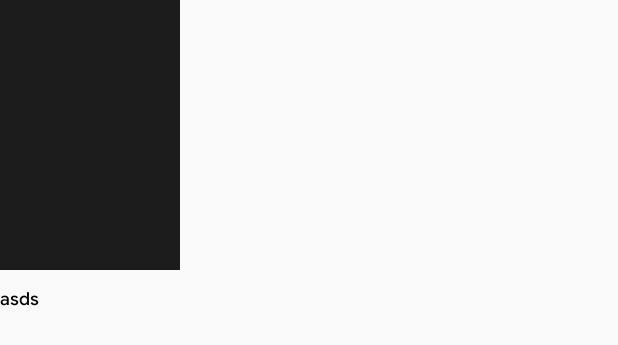
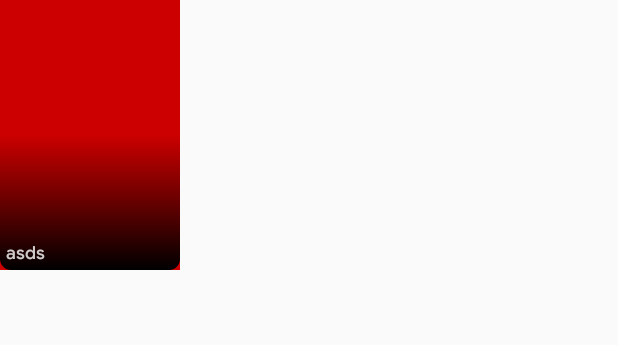
Before and after one commit to mythio/Movii, an Android app: the layout item_movie_similar.xml on its own in the app's theme, with its tools: preview values and no code run, on a phone screen of 412 x 824 dp. Shown: the top 345 px of the screen. Run offline under Robolectric (Android 15) with nearby library versions, the phone set to English and light mode, and no system bars; network calls fail.

```diff
--- /dev/null
+++ b/app/src/main/res/drawable/bg_gradient2.xml
@@ -0,0 +1,14 @@
+<?xml version="1.0" encoding="utf-8"?>
+<shape xmlns:android="http://schemas.android.com/apk/res/android"
+    android:shape="rectangle">
+    <gradient
+        android:angle="90"
+        android:endColor="@color/bg_color_end"
+        android:startColor="@color/bg_color_start"
+        android:type="linear" />
+
+    <corners
+        android:bottomLeftRadius="7dp"
+        android:bottomRightRadius="7dp" />
+
+</shape>
--- a/app/src/main/res/drawable/bg_similar_movies_list.xml
+++ b/app/src/main/res/drawable/bg_similar_movies_list.xml
@@ -1,5 +1,5 @@
 <?xml version="1.0" encoding="utf-8"?>
 <shape xmlns:android="http://schemas.android.com/apk/res/android">
-    <solid android:color="@android:color/white" />
+    <solid android:color="@color/colorAccent" />
     <corners android:radius="8dp" />
 </shape>
--- a/app/src/main/res/layout/item_movie_similar.xml
+++ b/app/src/main/res/layout/item_movie_similar.xml
@@ -4,26 +4,38 @@
     android:layout_height="wrap_content"
     android:orientation="vertical">
 
+    <RelativeLayout
+        android:layout_width="120dp"
+        android:layout_height="180dp">
+
         <ImageView
             android:id="@+id/list_image_movie"
             android:layout_width="120dp"
             android:adjustViewBounds="true"
             android:layout_height="180dp"
-        android:src="@color/colorAccent" />
+            android:src="@android:color/holo_red_dark" />
 
-    <Space
-        android:layout_width="0dp"
-        android:layout_height="12dp" />
+        <ImageView
+            android:layout_width="120dp"
+            android:layout_alignParentBottom="true"
+            android:adjustViewBounds="true"
+            android:layout_height="90dp"
+            android:src="@drawable/bg_gradient2" />
 
         <TextView
             android:id="@+id/list_text_view_title"
             android:layout_width="120dp"
             android:layout_height="wrap_content"
             android:ellipsize="end"
+            android:layout_alignParentBottom="true"
             android:includeFontPadding="false"
             android:maxLines="2"
+            android:alpha="0.8"
+            android:padding="4dp"
             android:text="asds"
-        android:textColor="@android:color/black"
+            android:textColor="@android:color/white"
             android:textSize="12dp" />
 
+    </RelativeLayout>
+
 </LinearLayout>
--- a/app/src/main/res/values/colors.xml
+++ b/app/src/main/res/values/colors.xml
@@ -2,7 +2,7 @@
 <resources>
     <color name="colorPrimary">#000000</color>
     <color name="colorPrimaryDark">#000000</color>
-    <color name="colorAccent">#1c1c1c</color>
+    <color name="colorAccent">#1d1d1d</color>
     <color name="bg_color_center">#FF000000</color>
     <color name="bg_color_end">#00000000</color>
     <color name="bg_color_start">#FF000000</color>
```
Also changed, not shown: app/src/main/java/com/mythio/movii/activity/MovieActivity.java (+14 -5 lines), app/src/main/java/com/mythio/movii/adapter/SimilarMovieAdapter.java (+31 -0 lines), app/src/main/java/com/mythio/movii/fragment/CastBottomSheetDialog.java (+12 -3 lines), app/src/main/res/layout/activity_movie.xml (+6 -5 lines). Lines whose indentation alone changed are shown as unchanged.
